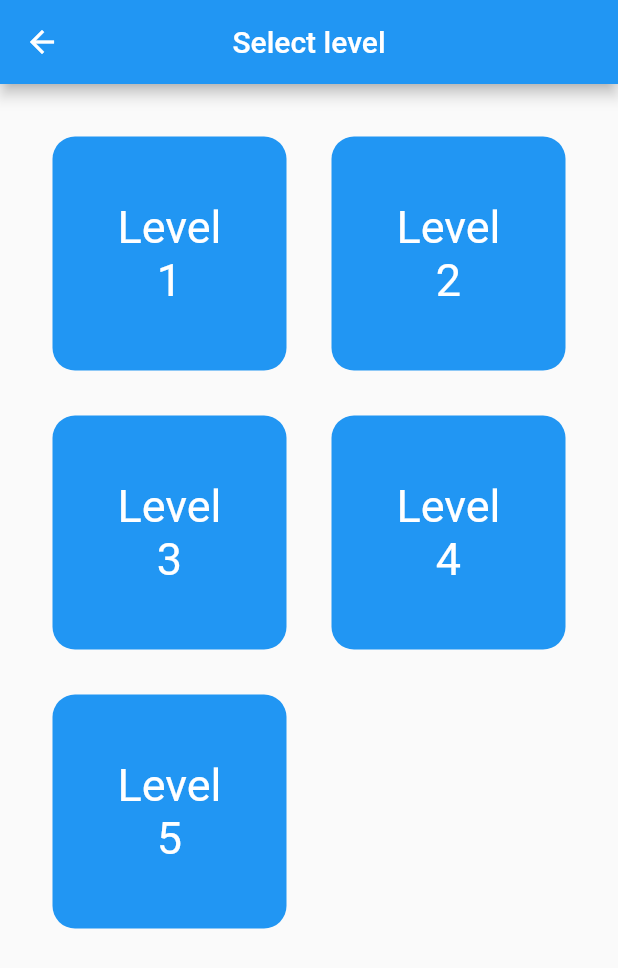
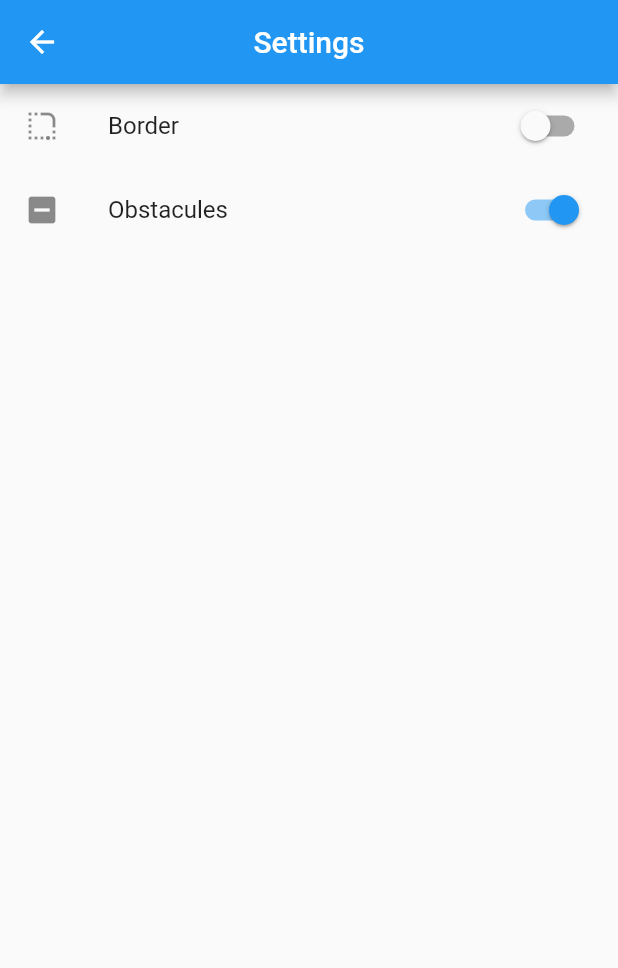
Before and after one commit to carum98/snake, a Flutter app: the screen it shows after launch, after a tap on the "settings" icon, on a phone screen of 412 x 824 dp. Shown: the top 968 px of the screen. Run offline on Flutter 3.47's test engine with Material 2 defaults, Android fonts, the phone set to English and light mode, and no system bars.

Commit message:
Enable/Disable border collapse

```diff
--- a/lib/config/router.dart
+++ b/lib/config/router.dart
@@ -2,6 +2,7 @@ import 'package:flutter/material.dart';
 import 'package:snake/constants/levels.dart';
 import 'package:snake/pages/menu_page.dart';
 import 'package:snake/pages/select_level_page.dart';
+import 'package:snake/pages/setting_page.dart';
 import 'package:snake/pages/snake_page.dart';
 
 class RouteGenerator {
@@ -21,6 +22,8 @@ class RouteGenerator {
         return MaterialPageRoute(builder: (_) => SnakePage(level: Levels.Four));
       case '/level/5':
         return MaterialPageRoute(builder: (_) => SnakePage(level: Levels.Five));
+      case '/settings':
+        return MaterialPageRoute(builder: (_) => SettingPage());
     }
 
     return MaterialPageRoute(builder: (_) => Container());
--- a/lib/main.dart
+++ b/lib/main.dart
@@ -1,6 +1,8 @@
 import 'package:flutter/material.dart';
 import 'package:flutter/services.dart';
 import 'package:snake/config/router.dart';
+import 'package:snake/inherited/setting_inherited.dart';
+import 'package:snake/models/setting.dart';
 
 void main() {
   runApp(MyApp());
@@ -11,7 +13,9 @@ class MyApp extends StatelessWidget {
 
   @override
   Widget build(BuildContext context) {
-    return MaterialApp(
+    return SettingsInherited(
+      setting: Setting(),
+      child: MaterialApp(
         debugShowCheckedModeBanner: false,
         theme: ThemeData(
           appBarTheme: AppBarTheme(
@@ -21,6 +25,7 @@ class MyApp extends StatelessWidget {
         ),
         initialRoute: '/',
         onGenerateRoute: RouteGenerator.generateRoute,
+      ),
     );
   }
 }
--- a/lib/models/setting.dart
+++ b/lib/models/setting.dart
@@ -1,9 +1,9 @@
 class Setting {
   bool border = false;
-  bool obstacules = false;
+  bool obstacules = true;
 
-  Setting({
-    required this.border,
-    required this.obstacules,
-  });
+  // Setting({
+  //   required this.border,
+  //   required this.obstacules,
+  // });
 }
--- a/lib/pages/menu_page.dart
+++ b/lib/pages/menu_page.dart
@@ -5,6 +5,7 @@ class MenuPage extends StatelessWidget {
 
   @override
   Widget build(BuildContext context) {
+    print('Build');
     return Scaffold(
       appBar: AppBar(
         title: Text('Snake'),
@@ -35,7 +36,7 @@ class MenuPage extends StatelessWidget {
             _Button(
               icon: Icons.settings_outlined,
               onTap: () {
-                Navigator.pushNamed(context, '/levels');
+                Navigator.pushNamed(context, '/settings');
               },
             ),
           ],
--- /dev/null
+++ b/lib/pages/setting_page.dart
@@ -0,0 +1,44 @@
+import 'package:flutter/material.dart';
+import 'package:snake/inherited/setting_inherited.dart';
+
+class SettingPage extends StatefulWidget {
+  const SettingPage({Key? key}) : super(key: key);
+
+  @override
+  _SettingPageState createState() => _SettingPageState();
+}
+
+class _SettingPageState extends State<SettingPage> {
+  @override
+  Widget build(BuildContext context) {
+    return Scaffold(
+      appBar: AppBar(
+        title: const Text('Settings'),
+        centerTitle: true,
+      ),
+      body: Column(
+        mainAxisSize: MainAxisSize.min,
+        children: [
+          SwitchListTile(
+            secondary: const Icon(Icons.rounded_corner_sharp),
+            title: const Text('Border'),
+            value: SettingsInherited.of(context).setting.border,
+            onChanged: (v) {
+              SettingsInherited.of(context).setting.border = v;
+              setState(() {});
+            },
+          ),
+          SwitchListTile(
+            secondary: const Icon(Icons.indeterminate_check_box),
+            title: const Text('Obstacules'),
+            value: SettingsInherited.of(context).setting.obstacules,
+            onChanged: (v) {
+              SettingsInherited.of(context).setting.obstacules = v;
+              setState(() {});
+            },
+          ),
+        ],
+      ),
+    );
+  }
+}
--- a/lib/pages/snake_page.dart
+++ b/lib/pages/snake_page.dart
@@ -2,7 +2,7 @@ import 'package:flutter/material.dart';
 import 'package:snake/constants/levels.dart';
 import 'package:snake/inherited/score_inherited.dart';
 import 'package:snake/models/score.dart';
-import 'package:snake/pages/snake_game.dart';
+import 'package:snake/widgets/snake_game.dart';
 import 'package:snake/widgets/panel_score.dart';
 
 class SnakePage extends StatelessWidget {
--- a/lib/pages/snake_game.dart
+++ b/lib/widgets/snake_game.dart
@@ -7,6 +7,8 @@ import 'package:flutter/material.dart';
 import 'package:flutter/services.dart';
 import 'package:snake/constants/direction.dart';
 import 'package:snake/inherited/score_inherited.dart';
+import 'package:snake/inherited/setting_inherited.dart';
+import 'package:snake/models/setting.dart';
 
 class SnakeGame extends StatefulWidget {
   final int width;
@@ -24,6 +26,7 @@ class _SnakeGameState extends State<SnakeGame> {
   int axisX = 1, axisY = 1, food = 1;
 
   late Timer timer;
+  late Setting setting;
 
   @override
   void initState() {
@@ -34,6 +37,8 @@ class _SnakeGameState extends State<SnakeGame> {
       axisY = ((context.size!.height - kToolbarHeight) ~/ widget.width) * axisX;
 
       food = random.nextInt(axisY);
+
+      setting = SettingsInherited.of(context).setting;
 
       timer = Timer.periodic(Duration(milliseconds: 300), (timer) {
         update();
@@ -55,32 +60,28 @@ class _SnakeGameState extends State<SnakeGame> {
     switch (direction) {
       case Direction.Down:
         if (snake.last > axisY) {
-          // snake.add(snake.last - axisY);
-          gameOver();
+          (setting.border) ? gameOver() : snake.add(snake.last - axisY);
         } else {
           snake.add(snake.last + axisX);
         }
         break;
       case Direction.Up:
         if (snake.last < axisX) {
-          // snake.add(snake.last + axisY);
-          gameOver();
+          (setting.border) ? gameOver() : snake.add(snake.last + axisY);
         } else {
           snake.add(snake.last - axisX);
         }
         break;
       case Direction.Left:
         if (snake.last % axisX == 0) {
-          // snake.add(snake.last - 1 + axisX);
-          gameOver();
+          (setting.border) ? gameOver() : snake.add(snake.last - 1 + axisX);
         } else {
           snake.add(snake.last - 1);
         }
         break;
       case Direction.Right:
         if ((snake.last + 1) % axisX == 0) {
-          // snake.add(snake.last + 1 - axisX);
-          gameOver();
+          (setting.border) ? gameOver() : snake.add(snake.last + 1 - axisX);
         } else {
           snake.add(snake.last + 1);
         }
```
Lines whose indentation alone changed are shown as unchanged.
